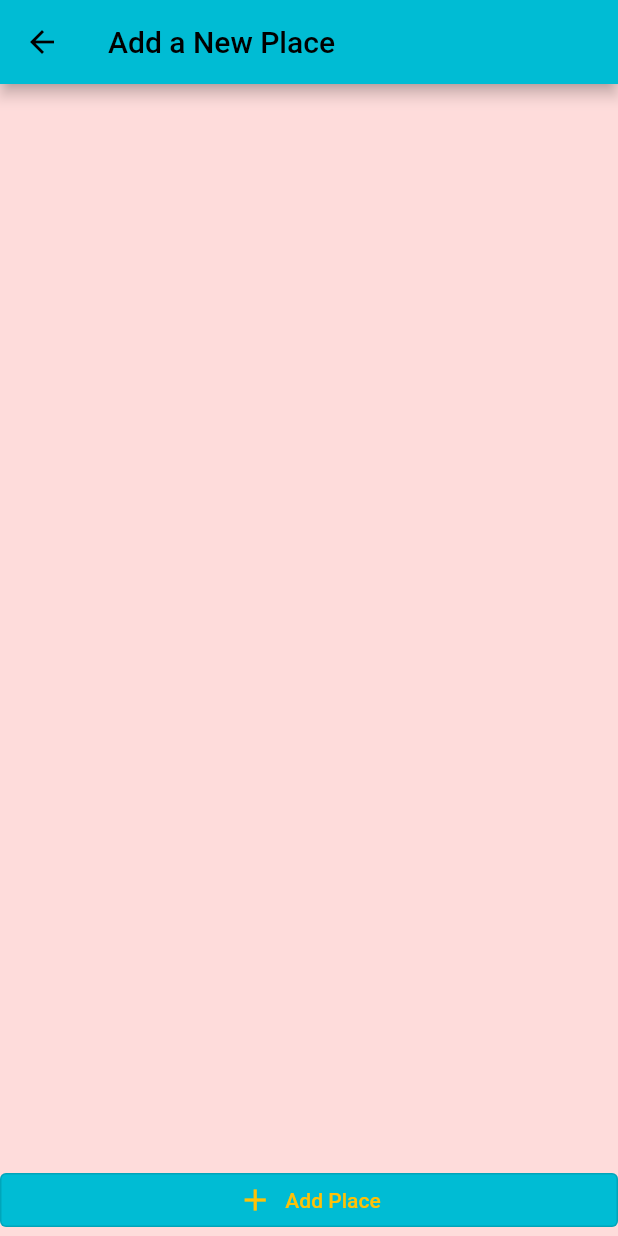
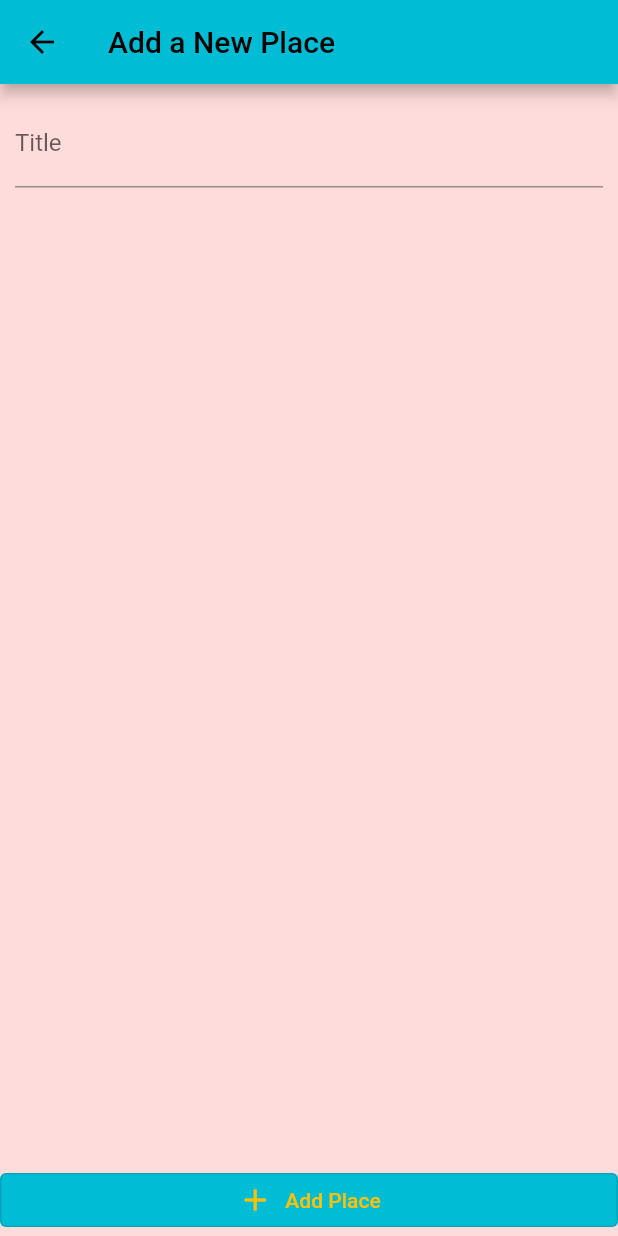
Before and after one commit to Khan-06/Great_Places, a Flutter app: the AddPlaceScreen screen opened by its route, on a phone screen of 412 x 824 dp. Run offline on Flutter 3.47's test engine with Material 2 defaults, Android fonts, the phone set to English and light mode, and no system bars.

Commit message:
Programming and pushing after a long time

```diff
--- a/lib/screens/add_place_screen.dart
+++ b/lib/screens/add_place_screen.dart
@@ -8,6 +8,7 @@ class AddPlaceScreen extends StatefulWidget {
 }
 
 class _AddPlaceScreenState extends State<AddPlaceScreen> {
+  final _titleController = TextEditingController();
   @override
   Widget build(BuildContext context) {
     return Scaffold(
@@ -23,7 +24,12 @@ class _AddPlaceScreenState extends State<AddPlaceScreen> {
                 padding: const EdgeInsets.all(10.0),
                 child: Column(
                   children: [
-
+                    TextField(
+                      decoration: InputDecoration(labelText: 'Title'),
+                      controller: _titleController,
+                    ),
+                    const SizedBox(height: 10,),
+                    Container()
                   ],
                 ),
               ),
```
